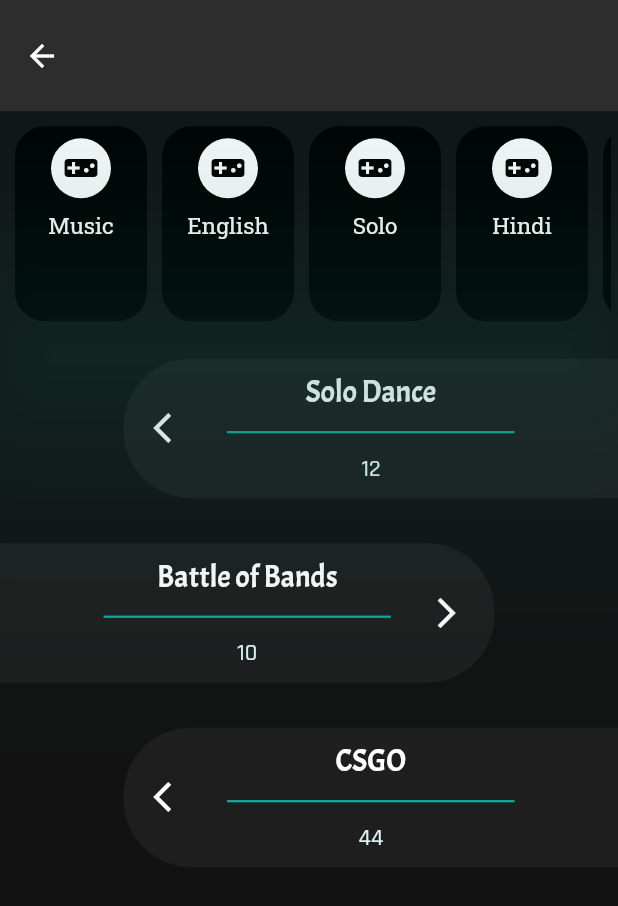
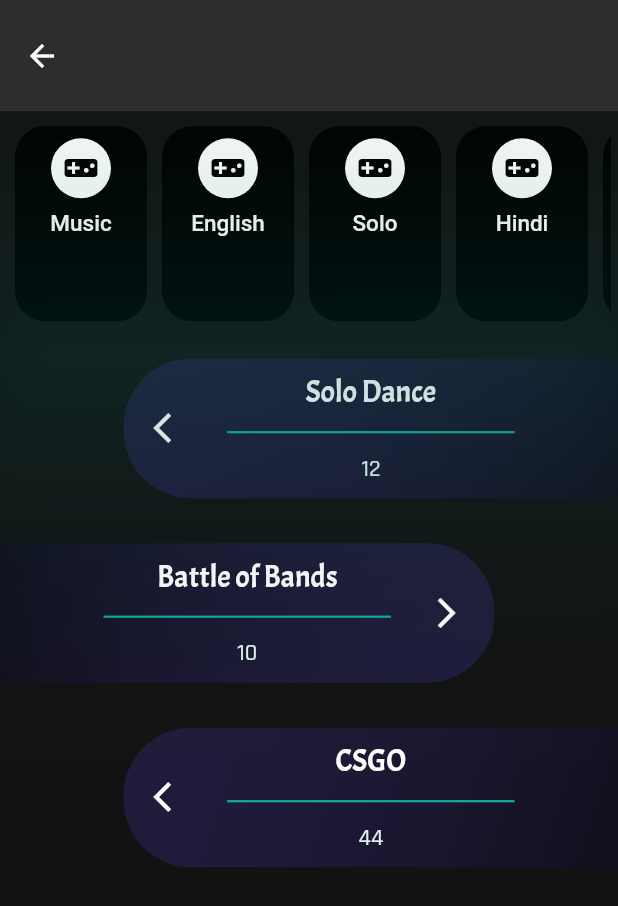
Before and after one commit to sonalika2001/Events-Page, a Flutter app: the screen it shows after launch, on a phone screen of 412 x 824 dp. Shown: the top 906 px of the screen. Run offline on Flutter 3.47's test engine with Material 2 defaults, Android fonts, the phone set to English and light mode, and no system bars.

Commit message:
added gradient to eventTileStyle

```diff
--- a/lib/constants.dart
+++ b/lib/constants.dart
@@ -2,8 +2,6 @@ import 'package:flutter/material.dart';
 
 const kFilterTextStyle = TextStyle(
   fontSize: 15,
-  fontFamily: 'RobotoSlab',
-  fontWeight: FontWeight.w400,
 );
 
 const kEventTextStyle = TextStyle(
@@ -28,7 +26,7 @@ const kDarkThemeContrast2 = Color(0xff1E1E1E);
 const kElementColor = Color(0xff0FAB9B);
 
 const kPrimaryThemeColor = Color(0xff4635a7);
-const kAccentThemeColor =Color(0xffb659b2);
+const kAccentThemeColor = Color(0xffb659b2);
 
 const kradius = Radius.circular(45);
 
@@ -54,10 +52,21 @@ var krightswipebackground = BoxDecoration(
 
 BoxDecoration eventTileStyle(int index) {
   return BoxDecoration(
-    color: kDarkThemeContrast2,
+    gradient: LinearGradient(
+      begin: index % 2 == 0 ? Alignment.topLeft : Alignment.topRight,
+      end: index % 2 == 0 ? Alignment(1.5, 2) : Alignment(-1.5, -2),
+      colors: [
+        // const Color(0xaab659b2),
+        // const Color(0x99000000),
+        const Color(0x444635a7),
+
+        const Color(0x99000000),
+
+        // const Color(0xffb659b2)
+      ],
+    ),
     borderRadius: index % 2 != 0
         ? BorderRadius.only(topRight: kradius, bottomRight: kradius)
         : BorderRadius.only(topLeft: kradius, bottomLeft: kradius),
-
   );
 }
```
